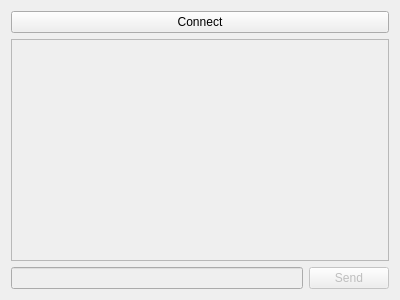
Old version of the form QtSimpleChatClient/chatwindow.ui in the repository Tsurai7/Messenger.
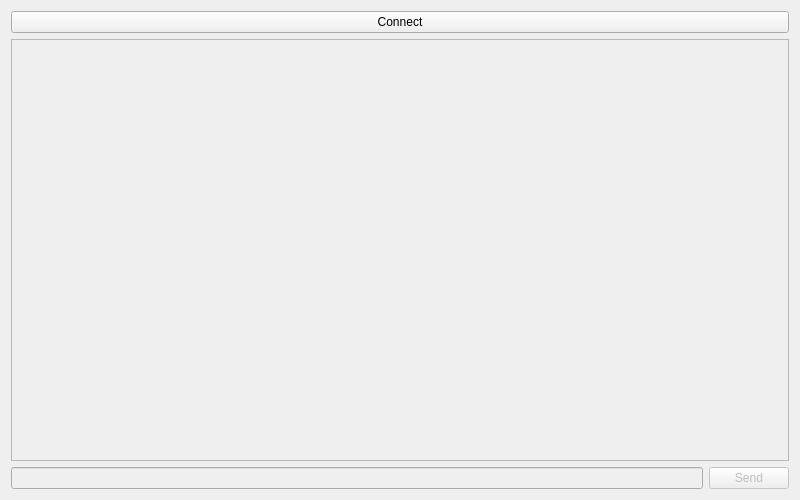
New version of the form.

What changed in the file:
```diff
--- a/QtSimpleChatClient/chatwindow.ui
+++ b/QtSimpleChatClient/chatwindow.ui
@@ -6,8 +6,8 @@
    <rect>
     <x>0</x>
     <y>0</y>
-    <width>400</width>
-    <height>300</height>
+    <width>800</width>
+    <height>500</height>
    </rect>
   </property>
   <property name="windowTitle">
@@ -26,6 +26,81 @@
      <property name="enabled">
       <bool>false</bool>
      </property>
+     <property name="styleSheet">
+      <string notr="true">/* Reset some default styling */
+* {
+    margin: 0;
+    padding: 0;
+}
+
+/* Body styles */
+body {
+    font-family: 'Segoe UI', Tahoma, Geneva, Verdana, sans-serif;
+    background-color: #f8f9fa;
+    color: #1e1e1e;
+}
+
+/* Container styles */
+.container {
+    max-width: 400px;
+    margin: 50px auto;
+    padding: 20px;
+    background-color: #ffffff;
+    box-shadow: 0 2px 4px rgba(0, 0, 0, 0.1);
+    border-radius: 8px;
+}
+
+/* Label styles */
+label {
+    display: block;
+    margin-bottom: 5px;
+    font-size: 14px;
+    color: #7d7d7d;
+}
+
+/* Input styles */
+input[type=&quot;text&quot;],
+input[type=&quot;password&quot;] {
+    width: 100%;
+    padding: 10px;
+    margin-bottom: 15px;
+    border: 1px solid #d3d3d3;
+    border-radius: 4px;
+    color: #1e1e1e;
+    transition: border-color 0.3s ease;
+}
+
+input[type=&quot;text&quot;]:focus,
+input[type=&quot;password&quot;]:focus {
+    border-color: #4a90e2;
+}
+
+/* Button styles */
+button {
+    display: inline-block;
+    padding: 12px 20px;
+    font-size: 16px;
+    font-weight: bold;
+    text-align: center;
+    text-decoration: none;
+    background-color: #4a90e2;
+    color: #ffffff;
+    border: none;
+    border-radius: 4px;
+    cursor: pointer;
+    transition: background-color 0.3s ease;
+}
+
+button:hover {
+    background-color: #3465a4;
+}
+
+/* Additional styles */
+.login-button {
+    width: 100%;
+}
+</string>
+     </property>
      <property name="editTriggers">
       <set>QAbstractItemView::NoEditTriggers</set>
      </property>
```
